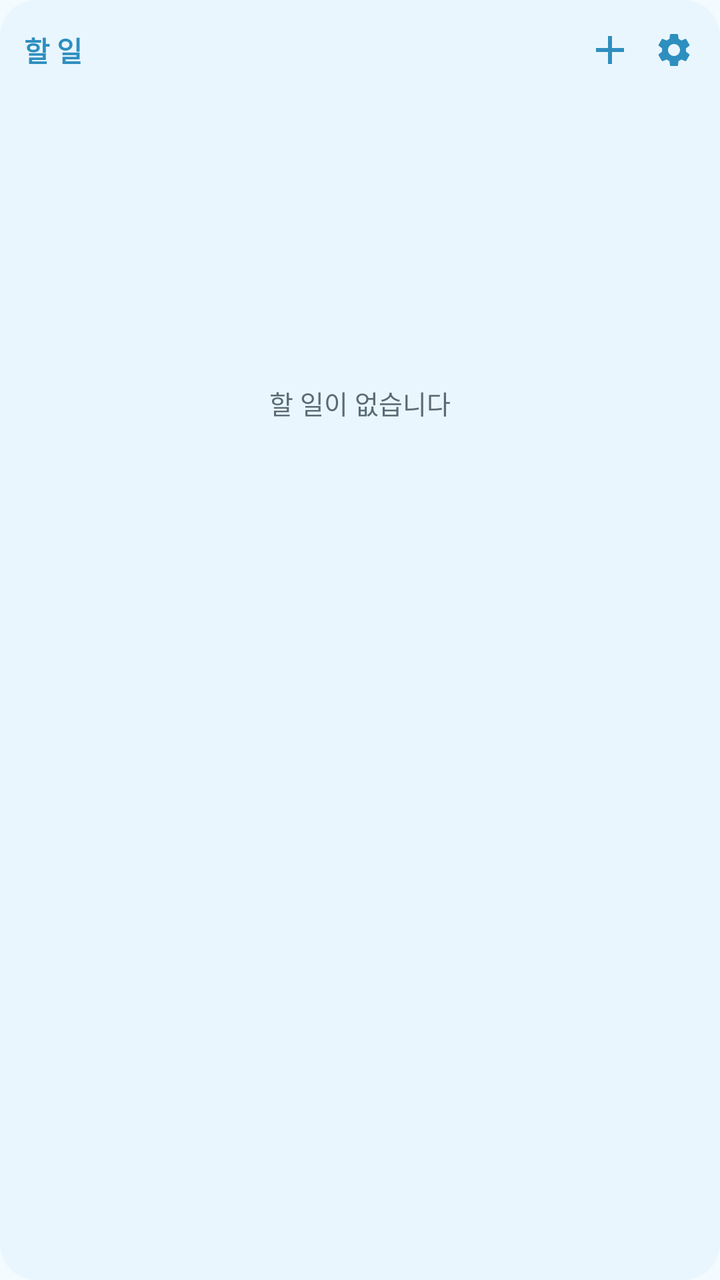
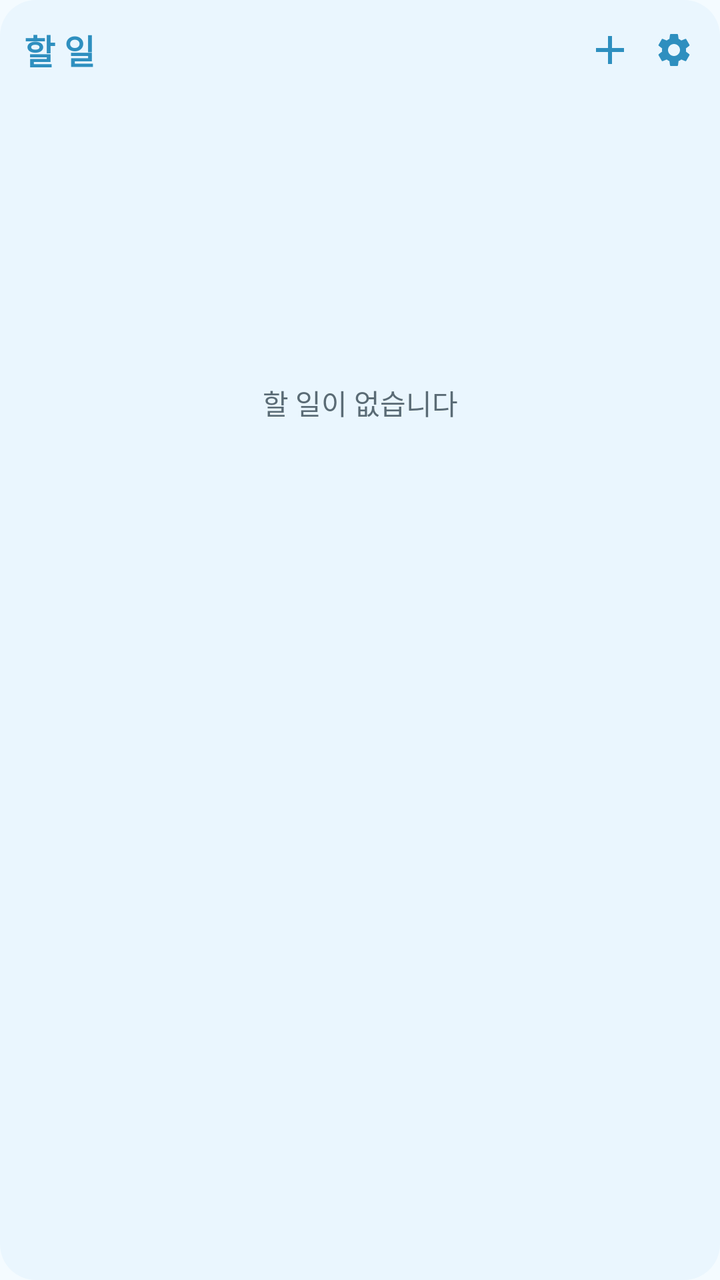

Screens rendered from an Android XML layout before and after an edit, with the pre-edit source and the edit as a unified diff.
<!-- AndroidManifest.xml: application theme Theme.TodoLock -->
<!-- res/layout/widget_todo.xml -->
<?xml version="1.0" encoding="utf-8"?>
<LinearLayout xmlns:android="http://schemas.android.com/apk/res/android"
    android:layout_width="match_parent"
    android:layout_height="match_parent"
    android:orientation="vertical">

    
    <FrameLayout
        android:layout_width="match_parent"
        android:layout_height="wrap_content">

        <ImageView
            android:id="@+id/wHeadBg"
            android:layout_width="match_parent"
            android:layout_height="match_parent"
            android:scaleType="fitXY"
            android:src="@drawable/widget_head"
            android:contentDescription="@null" />

        <LinearLayout
            android:layout_width="match_parent"
            android:layout_height="wrap_content"
            android:orientation="horizontal"
            android:gravity="center_vertical"
            android:paddingStart="12dp"
            android:paddingEnd="8dp"
            android:paddingTop="10dp"
            android:paddingBottom="10dp">

            <TextView
                android:id="@+id/wCount"
                android:layout_width="0dp"
                android:layout_height="wrap_content"
                android:layout_weight="1"
                android:textSize="14sp"
                android:textStyle="bold"
                android:textColor="@color/sky_heading"
                android:maxLines="1"
                android:ellipsize="end"
                android:text="@string/widget_name" />

            <ImageView
                android:id="@+id/wAdd"
                android:layout_width="30dp"
                android:layout_height="30dp"
                android:padding="3dp"
                android:src="@drawable/ic_add"
                android:tint="@color/sky_heading"
                android:contentDescription="할 일 추가" />

            <ImageView
                android:id="@+id/wSettings"
                android:layout_width="30dp"
                android:layout_height="30dp"
                android:layout_marginStart="2dp"
                android:padding="5dp"
                android:src="@drawable/ic_settings"
                android:tint="@color/sky_heading"
                android:contentDescription="위젯 설정" />
        </LinearLayout>
    </FrameLayout>

    
    <FrameLayout
        android:layout_width="match_parent"
        android:layout_height="0dp"
        android:layout_weight="1">

        <ImageView
            android:id="@+id/wBg"
            android:layout_width="match_parent"
            android:layout_height="match_parent"
            android:scaleType="fitXY"
            android:src="@drawable/widget_bg"
            android:contentDescription="@null" />

        <LinearLayout
            android:layout_width="match_parent"
            android:layout_height="match_parent"
            android:orientation="vertical"
            android:padding="8dp">

            
            <TextView
                android:id="@+id/wEmpty"
                android:layout_width="match_parent"
                android:layout_height="0dp"
                android:layout_weight="1"
                android:gravity="center"
                android:textSize="13sp"
                android:textColor="@color/widget_text_dim"
                android:text="할 일이 없습니다" />

            <ListView
                android:id="@+id/wList"
                android:layout_width="match_parent"
                android:layout_height="0dp"
                android:layout_weight="1"
                android:divider="@null"
                android:dividerHeight="0dp" />
        </LinearLayout>
    </FrameLayout>
</LinearLayout>
<!-- resources referenced by this layout -->
<resources>
  <color name="sky_heading">#2E8FBF</color>
  <color name="widget_text_dim">#5A6B75</color>
  <!-- drawable ic_add (drawable) -->
  <?xml version="1.0" encoding="utf-8"?>
  <vector xmlns:android="http://schemas.android.com/apk/res/android"
      android:width="24dp"
      android:height="24dp"
      android:viewportWidth="24"
      android:viewportHeight="24">
      <path
          android:fillColor="@android:color/white"
          android:pathData="M19,13h-6v6h-2v-6H5v-2h6V5h2v6h6z" />
  </vector>
  <!-- drawable widget_bg (drawable) -->
  <?xml version="1.0" encoding="utf-8"?>
  <shape xmlns:android="http://schemas.android.com/apk/res/android"
      android:shape="rectangle">
      <solid android:color="@color/widget_bg" />
      <corners
          android:topLeftRadius="0dp"
          android:topRightRadius="0dp"
          android:bottomLeftRadius="18dp"
          android:bottomRightRadius="18dp" />
  </shape>
  <!-- drawable widget_head (drawable) -->
  <?xml version="1.0" encoding="utf-8"?>
  <shape xmlns:android="http://schemas.android.com/apk/res/android"
      android:shape="rectangle">
      <solid android:color="@color/widget_bg" />
      <corners
          android:topLeftRadius="18dp"
          android:topRightRadius="18dp"
          android:bottomLeftRadius="0dp"
          android:bottomRightRadius="0dp" />
  </shape>
  <string name="widget_name">할 일</string>
  <color name="widget_bg">#EAF6FE</color>
  <color name="md_primary">#2489B8</color>
  <color name="md_on_primary">#FFFFFF</color>
  <color name="md_primary_container">#DCF2FE</color>
  <color name="md_on_primary_container">#1B5673</color>
  <color name="md_secondary">#4E616D</color>
  <color name="md_on_secondary">#FFFFFF</color>
  <color name="md_secondary_container">#D1E5F4</color>
  <color name="md_on_secondary_container">#0A1E28</color>
  <color name="md_tertiary">#5F5B7D</color>
  <color name="md_on_tertiary">#FFFFFF</color>
  <color name="md_tertiary_container">#E5DEFF</color>
  <color name="md_on_tertiary_container">#1B1736</color>
  <color name="md_error">#BA1A1A</color>
  <color name="md_on_error">#FFFFFF</color>
  <color name="md_error_container">#FFDAD6</color>
  <color name="md_on_error_container">#410002</color>
  <color name="md_background">#F4FBFF</color>
  <color name="md_on_background">#2C3A42</color>
  <color name="md_surface">#F4FBFF</color>
  <color name="md_on_surface">#2C3A42</color>
  <color name="md_surface_variant">#E3EEF5</color>
  <color name="md_on_surface_variant">#5A6B75</color>
  <color name="md_outline">#9BB0BC</color>
  <color name="md_outline_variant">#D3E2EB</color>
  <color name="md_inverse_surface">#2E3133</color>
  <color name="md_inverse_on_surface">#EFF1F3</color>
  <color name="md_inverse_primary">#83CFFF</color>
  <color name="md_surface_dim">#DDEBF4</color>
  <color name="md_surface_bright">#FBFDFF</color>
  <color name="md_surface_container_lowest">#FFFFFF</color>
  <color name="md_surface_container_low">#F9FCFF</color>
  <color name="md_surface_container">#EFF8FE</color>
  <color name="md_surface_container_high">#E7F4FD</color>
  <color name="md_surface_container_highest">#DEEFFB</color>
  <color name="sky_bright">#4FBDE8</color>
</resources>

<!-- the commit's change to res/layout/widget_todo.xml (unified diff, before → after) -->
@@ -32,7 +32,7 @@
                 android:layout_width="0dp"
                 android:layout_height="wrap_content"
                 android:layout_weight="1"
-                android:textSize="14sp"
+                android:textSize="17sp"
                 android:textStyle="bold"
                 android:textColor="@color/sky_heading"
                 android:maxLines="1"
@@ -87,7 +87,7 @@
                 android:layout_height="0dp"
                 android:layout_weight="1"
                 android:gravity="center"
-                android:textSize="13sp"
+                android:textSize="14sp"
                 android:textColor="@color/widget_text_dim"
                 android:text="할 일이 없습니다" />
 
